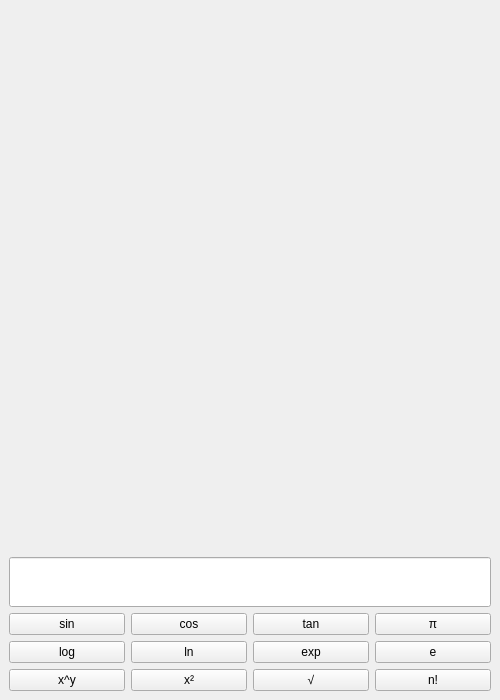
Old version of the form calculator.ui in the repository DOODED/calculator.
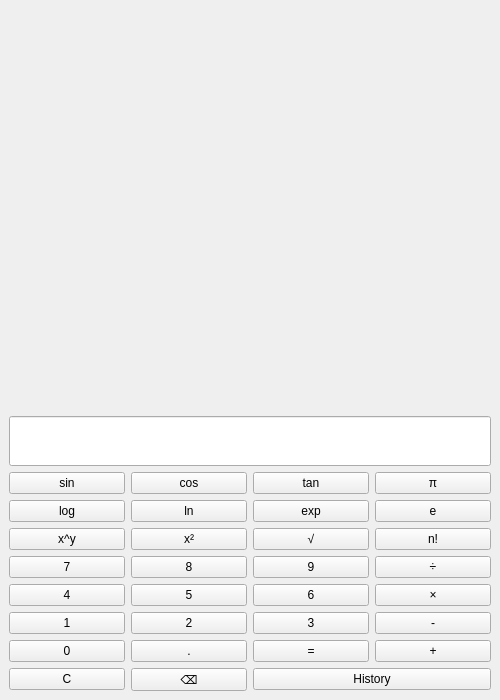
New version of the form.

Commit message: Changed to Scientific Calculator

```diff
--- a/calculator.ui
+++ b/calculator.ui
@@ -145,8 +145,146 @@
         </property>
        </widget>
       </item>
-      <!-- Original Calculator Buttons -->
-      <!-- [Previous button layout remains the same] -->
+
+      <!-- Number Buttons -->
+      <item row="3" column="0">
+       <widget class="QPushButton" name="button7">
+        <property name="text">
+         <string>7</string>
+        </property>
+       </widget>
+      </item>
+      <item row="3" column="1">
+       <widget class="QPushButton" name="button8">
+        <property name="text">
+         <string>8</string>
+        </property>
+       </widget>
+      </item>
+      <item row="3" column="2">
+       <widget class="QPushButton" name="button9">
+        <property name="text">
+         <string>9</string>
+        </property>
+       </widget>
+      </item>
+      <item row="3" column="3">
+       <widget class="QPushButton" name="buttonDivide">
+        <property name="text">
+         <string>÷</string>
+        </property>
+       </widget>
+      </item>
+
+      <item row="4" column="0">
+       <widget class="QPushButton" name="button4">
+        <property name="text">
+         <string>4</string>
+        </property>
+       </widget>
+      </item>
+      <item row="4" column="1">
+       <widget class="QPushButton" name="button5">
+        <property name="text">
+         <string>5</string>
+        </property>
+       </widget>
+      </item>
+      <item row="4" column="2">
+       <widget class="QPushButton" name="button6">
+        <property name="text">
+         <string>6</string>
+        </property>
+       </widget>
+      </item>
+      <item row="4" column="3">
+       <widget class="QPushButton" name="buttonMultiply">
+        <property name="text">
+         <string>×</string>
+        </property>
+       </widget>
+      </item>
+
+      <item row="5" column="0">
+       <widget class="QPushButton" name="button1">
+        <property name="text">
+         <string>1</string>
+        </property>
+       </widget>
+      </item>
+      <item row="5" column="1">
+       <widget class="QPushButton" name="button2">
+        <property name="text">
+         <string>2</string>
+        </property>
+       </widget>
+      </item>
+      <item row="5" column="2">
+       <widget class="QPushButton" name="button3">
+        <property name="text">
+         <string>3</string>
+        </property>
+       </widget>
+      </item>
+      <item row="5" column="3">
+       <widget class="QPushButton" name="buttonMinus">
+        <property name="text">
+         <string>-</string>
+        </property>
+       </widget>
+      </item>
+
+      <item row="6" column="0">
+       <widget class="QPushButton" name="button0">
+        <property name="text">
+         <string>0</string>
+        </property>
+       </widget>
+      </item>
+      <item row="6" column="1">
+       <widget class="QPushButton" name="buttonDot">
+        <property name="text">
+         <string>.</string>
+        </property>
+       </widget>
+      </item>
+      <item row="6" column="2">
+       <widget class="QPushButton" name="buttonEqual">
+        <property name="text">
+         <string>=</string>
+        </property>
+       </widget>
+      </item>
+      <item row="6" column="3">
+       <widget class="QPushButton" name="buttonPlus">
+        <property name="text">
+         <string>+</string>
+        </property>
+       </widget>
+      </item>
+
+      <!-- Additional Buttons -->
+      <item row="7" column="0">
+       <widget class="QPushButton" name="buttonClear">
+        <property name="text">
+         <string>C</string>
+        </property>
+       </widget>
+      </item>
+      <item row="7" column="1">
+       <widget class="QPushButton" name="buttonBackspace">
+        <property name="text">
+         <string>⌫</string>
+        </property>
+       </widget>
+      </item>
+      <item row="7" column="2" colspan="2">
+       <widget class="QPushButton" name="buttonHistory">
+        <property name="text">
+         <string>History</string>
+        </property>
+       </widget>
+      </item>
      </layout>
     </item>
    </layout>
```
Left out of the diff: 2 changed lines with no effect on the pictures. The commit also changes 1 other file.
